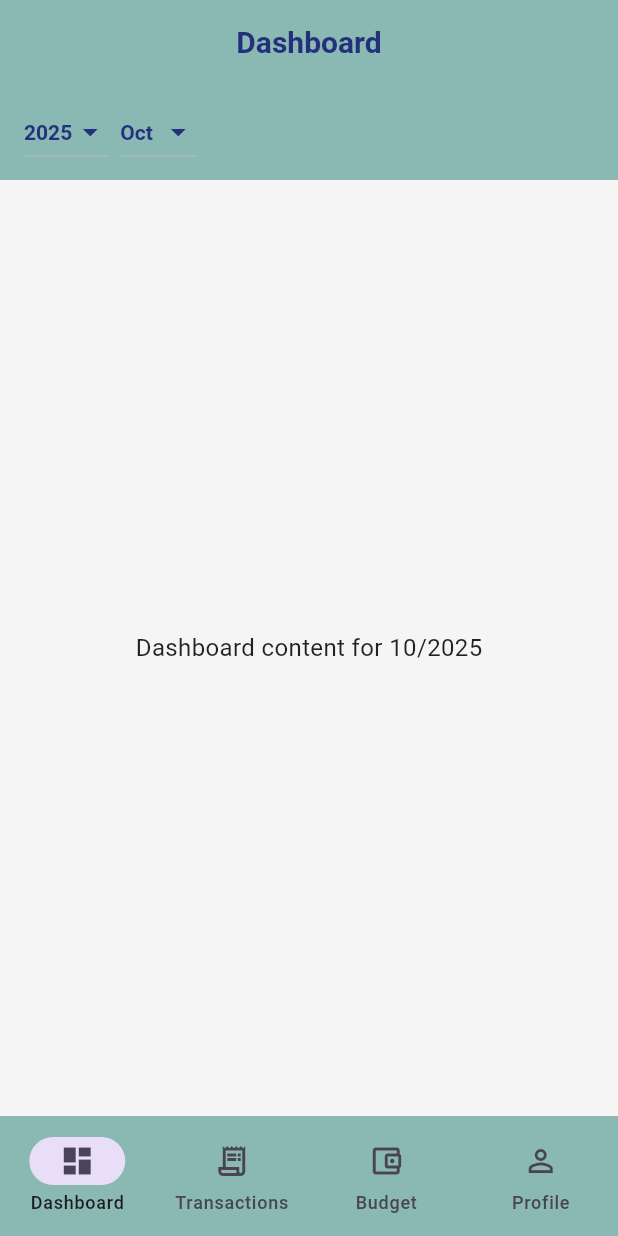
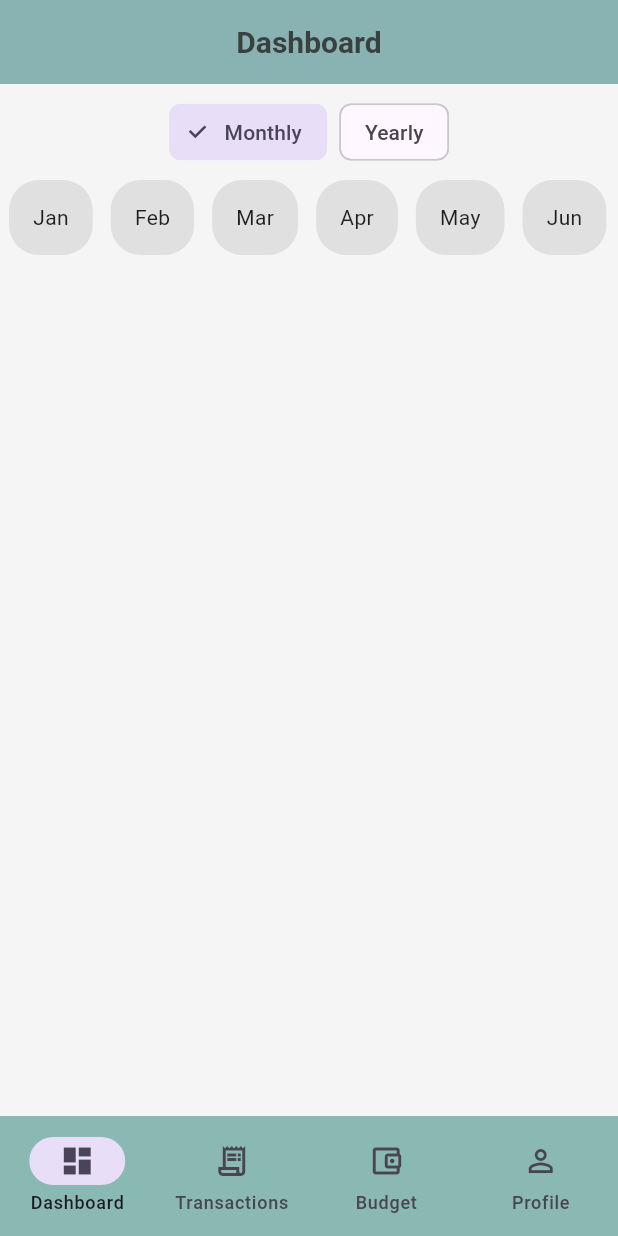
Before and after one commit to gauravsb14/budget-bee, a Flutter app: the screen it shows after launch, on a phone screen of 412 x 824 dp. Run offline on Flutter 3.47's test engine with Material 3 defaults, Android fonts, the phone set to English and light mode, and no system bars; our stand-ins replace fl_chart, hive, hive_flutter; accounts and stored records are empty.

Commit message:
Dashboard screen v1

```diff
--- a/lib/features/budget/widgets/category_tile.dart
+++ b/lib/features/budget/widgets/category_tile.dart
@@ -298,7 +298,9 @@ class _CategoryTileState extends State<CategoryTile> {
     final expenses = expenseBox.values
         .where((e) => e.subCategoryId == subcategory.id)
         .toList();
-    for (var e in expenses) e.delete();
+    for (var e in expenses) {
+      e.delete();
+    }
     subcategory.delete();
   }
 }
--- a/lib/features/dashboard/screens/dashboard_screen.dart
+++ b/lib/features/dashboard/screens/dashboard_screen.dart
@@ -1,5 +1,9 @@
 import 'package:flutter/material.dart';
-import '../../shared/widgets/top_bar.dart';
+import 'package:hive_flutter/hive_flutter.dart';
+import '../../../models/subcategory_model.dart';
+import '../../../models/expense_model.dart';
+import '../widgets/subcategory_tile.dart';
+import '../widgets/expense_pie_chart.dart'; // Updated pie chart with legends
 
 class DashboardScreen extends StatefulWidget {
   const DashboardScreen({super.key});
@@ -9,53 +13,167 @@ class DashboardScreen extends StatefulWidget {
 }
 
 class _DashboardScreenState extends State<DashboardScreen> {
+  bool isMonthly = true; // Monthly/Yearly toggle
+  int selectedMonth = DateTime.now().month;
   int selectedYear = DateTime.now().year;
-  int selectedMonth = DateTime.now().month;
 
   @override
   Widget build(BuildContext context) {
+    final expenseBox = Hive.box<Expense>('expenses');
+    final subBox = Hive.box<SubCategory>('subcategories');
+
     return Scaffold(
       appBar: AppBar(
-        title: const Text(
-          "Dashboard",
-          style: TextStyle(
-            fontWeight: FontWeight.bold,
-            color: Color.fromARGB(255, 35, 48, 124),
+        title: const Text("Dashboard"),
+        backgroundColor: const Color.fromARGB(255, 138, 184, 179),
+        centerTitle: true,
+      ),
+      body: ValueListenableBuilder(
+        valueListenable: expenseBox.listenable(),
+        builder: (context, Box<Expense> expensesBox, _) {
+          // Filter expenses based on month/year
+          final expenses = expensesBox.values.where((e) {
+            if (isMonthly) {
+              return e.date.year == selectedYear &&
+                  e.date.month == selectedMonth;
+            } else {
+              return e.date.year == selectedYear;
+            }
+          }).toList();
+
+          // Map subcategory id -> total spent
+          final Map<int, double> subSpent = {};
+          for (var e in expenses) {
+            subSpent[e.subCategoryId] =
+                (subSpent[e.subCategoryId] ?? 0) + e.amount;
+          }
+
+          // Get subcategories with expenses
+          final subcategories = subBox.values
+              .where((s) => subSpent.containsKey(s.id))
+              .toList();
+
+          // Prepare pie chart data: subcategory name -> amount spent
+          final Map<String, double> pieData = {};
+          for (var s in subcategories) {
+            pieData[s.name] = subSpent[s.id]!;
+          }
+
+          return Column(
+            children: [
+              // --- Monthly / Yearly Toggle ---
+              Padding(
+                padding: const EdgeInsets.symmetric(vertical: 8),
+                child: Row(
+                  mainAxisAlignment: MainAxisAlignment.center,
+                  children: [
+                    ChoiceChip(
+                      label: const Text("Monthly"),
+                      selected: isMonthly,
+                      onSelected: (_) => setState(() => isMonthly = true),
+                    ),
+                    const SizedBox(width: 8),
+                    ChoiceChip(
+                      label: const Text("Yearly"),
+                      selected: !isMonthly,
+                      onSelected: (_) => setState(() => isMonthly = false),
+                    ),
+                  ],
                 ),
               ),
-        centerTitle: true,
-        backgroundColor: const Color.fromARGB(255, 138, 184, 179),
-        elevation: 0, // ✅ makes it flush with TopBar
+
+              // --- Horizontal Month Selector ---
+              if (isMonthly)
+                SizedBox(
+                  height: 50,
+                  child: ListView.builder(
+                    scrollDirection: Axis.horizontal,
+                    itemCount: 12,
+                    itemBuilder: (context, index) {
+                      final month = index + 1;
+                      return GestureDetector(
+                        onTap: () => setState(() => selectedMonth = month),
+                        child: Container(
+                          margin: const EdgeInsets.symmetric(horizontal: 6),
+                          padding: const EdgeInsets.symmetric(
+                            horizontal: 16,
+                            vertical: 12,
                           ),
-      body: Column(
-        children: [
-          // ✅ TopBar with same background color
-          Container(
-            color: const Color.fromARGB(255, 138, 184, 179),
-            padding: const EdgeInsets.symmetric(vertical: 4, horizontal: 12),
-            child: TopBar(
-              selectedYear: selectedYear,
-              selectedMonth: selectedMonth,
-              onYearChanged: (year) {
-                setState(() => selectedYear = year);
-              },
-              onMonthChanged: (month) {
-                setState(() => selectedMonth = month);
+                          decoration: BoxDecoration(
+                            color: selectedMonth == month
+                                ? const Color.fromARGB(255, 138, 184, 179)
+                                : Colors.grey[300],
+                            borderRadius: BorderRadius.circular(20),
+                          ),
+                          child: Center(
+                            child: Text(
+                              monthName(month),
+                              style: TextStyle(
+                                color: selectedMonth == month
+                                    ? Colors.white
+                                    : Colors.black87,
+                              ),
+                            ),
+                          ),
+                        ),
+                      );
                     },
                   ),
                 ),
 
-          // Dashboard content
+              const SizedBox(height: 16),
+
+              // --- Pie Chart with total expense in center ---
+              if (pieData.isNotEmpty) ExpensePieChart(data: pieData),
+
+              const SizedBox(height: 16),
+
+              // --- Subcategory Tiles with budget vs spent percentage ---
               Expanded(
-            child: Center(
-              child: Text(
-                "Dashboard content for $selectedMonth/$selectedYear",
-                style: const TextStyle(fontSize: 16),
-              ),
+                child: ListView.builder(
+                  itemCount: subcategories.length,
+                  itemBuilder: (context, index) {
+                    final s = subcategories[index];
+                    final spent = subSpent[s.id] ?? 0.0;
+
+                    // Calculate % of budget spent
+                    double percent = s.monthlyBudget == 0
+                        ? 0
+                        : (spent / s.monthlyBudget * 100);
+                    String percentText = spent > s.monthlyBudget
+                        ? "-${percent.toStringAsFixed(1)}%"
+                        : "${percent.toStringAsFixed(1)}%";
+
+                    return SubcategoryTile(
+                      subcategory: s,
+                      spent: spent,
+                      percentBudgetSpent: percentText,
+                    );
+                  },
                 ),
               ),
             ],
+          );
+        },
       ),
     );
   }
+
+  String monthName(int month) {
+    const months = [
+      "Jan",
+      "Feb",
+      "Mar",
+      "Apr",
+      "May",
+      "Jun",
+      "Jul",
+      "Aug",
+      "Sep",
+      "Oct",
+      "Nov",
+      "Dec",
+    ];
+    return months[month - 1];
   }
+}
--- a/pubspec.yaml
+++ b/pubspec.yaml
@@ -33,6 +33,7 @@ dependencies:
   flutter_bloc: ^9.1.0
   hive: ^2.2.3
   hive_flutter: ^1.1.0
+  fl_chart: ^0.69.0
 
 
   # The following adds the Cupertino Icons font to your application.
```
Also changed, not shown: lib/features/dashboard/widgets/expense_pie_chart.dart (added, +113 -0 lines), lib/features/dashboard/widgets/subcategory_tile.dart (added, +62 -0 lines), flutter_01.png (added), lib/features/dashboard/widgets/test.dart (added), pubspec.lock. Lines whose indentation alone changed are shown as unchanged.
